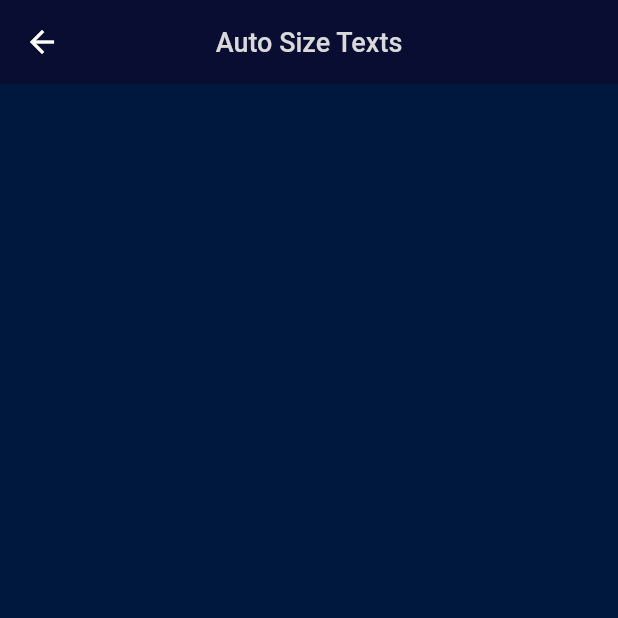
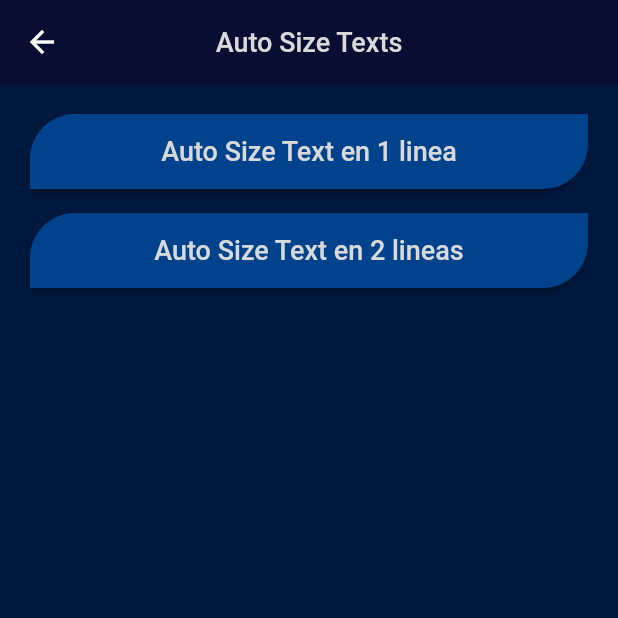
Before and after one commit to Angel1404/App-Widget-Galery, a Flutter app: the TextsPage screen opened by its route, on a phone screen of 412 x 824 dp, the top half of it. Run offline on Flutter 3.47's test engine with Material 2 defaults, Android fonts, the phone set to English and light mode, and no system bars; drawn by our look-alikes of auto_size_text; our stand-ins replace get; missing offline and left inert: flutter_syntax_view.

Commit message:
Se añadio visualizacion de AutoSizesText

```diff
--- a/lib/data/models/model_home_card.dart
+++ b/lib/data/models/model_home_card.dart
@@ -12,6 +12,6 @@ class ModelCardHome {
 final listCardHome = [
   ModelCardHome(title: 'Shows Dialogs', icon: Icons.window_rounded, route: Routes.DIALOGPAGE),
   ModelCardHome(title: 'Auto Texts', icon: Icons.text_fields_rounded, route: Routes.TEXTSPAGE),
-  ModelCardHome(title: 'Shows Dialogs', icon: Icons.window_rounded, route: Routes.DIALOGPAGE),
+  ModelCardHome(title: 'Inputs', icon: Icons.input_outlined, route: Routes.INPUTSPAGE),
   ModelCardHome(title: 'Shows Dialogs', icon: Icons.window_rounded, route: Routes.DIALOGPAGE),
 ];
--- a/lib/routes/app_pages.dart
+++ b/lib/routes/app_pages.dart
@@ -19,6 +19,10 @@ abstract class AppPages {
       page: () => const TextsPage(),
     ),
     GetPage(
+      name: Routes.INPUTSPAGE,
+      page: () => const InputsPage(),
+    ),
+    GetPage(
       name: Routes.DETAILSOURSECODE,
       page: () => DetailSourseCode(
         titleSourseCode: Get.arguments['title'],
--- a/lib/routes/app_routes.dart
+++ b/lib/routes/app_routes.dart
@@ -18,4 +18,7 @@ abstract class Routes {
 
   // ignore: constant_identifier_names
   static const DETAILSOURSECODE = '/detailSourseCode';
+
+  // ignore: constant_identifier_names
+  static const INPUTSPAGE = '/inputsPage';
 }
--- a/lib/ui/pages/Dialog Page/dialog_page.dart
+++ b/lib/ui/pages/Dialog Page/dialog_page.dart
@@ -20,10 +20,10 @@ class DialogPage extends StatelessWidget {
         ),
       ),
       body: Container(
-        margin: const EdgeInsets.only(top: 16),
+        margin: const EdgeInsets.all(20),
         height: Get.height,
         width: Get.width,
-        child: Column(
+        child: ListView(
           children: [
             ElevatedButton(
               onPressed: () {
--- a/lib/ui/pages/Home Page/home_page.dart
+++ b/lib/ui/pages/Home Page/home_page.dart
@@ -6,7 +6,7 @@ import 'package:widgets_generys/ui/theme/text_styles.dart';
 
 import '../../utils/texts_app.dart';
 import 'Widgets/cards_home.dart';
-import 'Widgets/drawe_home.dart';
+import 'Widgets/drawer_home.dart';
 
 class HomePage extends StatelessWidget {
   const HomePage({super.key});
@@ -25,6 +25,8 @@ class HomePage extends StatelessWidget {
         margin: const EdgeInsets.only(top: 16),
         height: Get.height,
         width: Get.width,
+        child: SingleChildScrollView(
+          physics: const BouncingScrollPhysics(),
           child: Wrap(
             spacing: 16,
             runSpacing: 16,
@@ -38,6 +40,7 @@ class HomePage extends StatelessWidget {
             ),
           ),
         ),
+      ),
     );
   }
 }
--- a/lib/ui/pages/Texts Page/text_page.dart
+++ b/lib/ui/pages/Texts Page/text_page.dart
@@ -1,9 +1,12 @@
 import 'package:flutter/material.dart';
 import 'package:get/get.dart';
 
+import '../../global_widgets/dialog_genery_detail.dart';
 import '../../theme/text_styles.dart';
+import '../../utils/shapes_bottons.dart';
 import '../../utils/texts_app.dart';
 import 'widgets/auto_size_text.dart';
+import 'widgets/text_widget_detail.dart';
 
 class TextsPage extends StatelessWidget {
   const TextsPage({super.key});
@@ -20,9 +23,35 @@ class TextsPage extends StatelessWidget {
       body: Container(
         height: Get.height,
         width: Get.width,
-        margin: const EdgeInsets.only(top: 16),
-        child: Column(
-          children: const [],
+        margin: const EdgeInsets.all(20),
+        child: ListView(
+          children: [
+            ElevatedButton(
+              onPressed: () {
+                showdialogGeneryDetail(
+                  context,
+                  widget: const TextWidgetBodyDetail(),
+                  codeEjem: codeStringAutosize + textWidgetBodyDetailString,
+                  titleEjemplo: titleText01Line,
+                );
+              },
+              style: ElevatedButton.styleFrom(shape: shapeSheetStyleBotton),
+              child: const AutoSizeTextApp(title: titleText01Line, textStyle: textStyleTitlesWhite),
+            ),
+            const SizedBox(height: 16),
+            ElevatedButton(
+              onPressed: () {
+                showdialogGeneryDetail(
+                  context,
+                  widget: const TextWidgetBodyDetail02(),
+                  titleEjemplo: titleText02Line,
+                  codeEjem: codeStringAutosize + textWidgetBodyDetail02String,
+                );
+              },
+              style: ElevatedButton.styleFrom(shape: shapeSheetStyleBotton),
+              child: const AutoSizeTextApp(title: titleText02Line, textStyle: textStyleTitlesWhite),
+            ),
+          ],
         ),
       ),
     );
--- /dev/null
+++ b/lib/ui/pages/Texts Page/widgets/text_widget_detail.dart
@@ -0,0 +1,136 @@
+import 'package:flutter/material.dart';
+import 'package:get/get.dart';
+import 'package:widgets_generys/ui/pages/Texts%20Page/widgets/auto_size_text.dart';
+
+class TextWidgetBodyDetail extends StatelessWidget {
+  const TextWidgetBodyDetail({super.key});
+
+  @override
+  Widget build(BuildContext context) {
+    return SizedBox(
+      height: Get.height * .3,
+      width: Get.width * .8,
+      child: Column(
+        mainAxisAlignment: MainAxisAlignment.center,
+        children: const [
+          AutoSizeTextApp(
+            title: 'Esto es una ejemplo de un texto en una linea dentro de un espacio reducido',
+            maxLines: 1,
+            textStyle: TextStyle(fontSize: 18, fontWeight: FontWeight.bold),
+          ),
+        ],
+      ),
+    );
+  }
+}
+
+class TextWidgetBodyDetail02 extends StatelessWidget {
+  const TextWidgetBodyDetail02({super.key});
+
+  @override
+  Widget build(BuildContext context) {
+    return SizedBox(
+      height: Get.height * .3,
+      width: Get.width * .8,
+      child: Column(
+        mainAxisAlignment: MainAxisAlignment.center,
+        children: const [
+          AutoSizeTextApp(
+            title: 'Esto es una ejemplo de un texto en dos lineas dentro de un espacio reducido, como ves está en dos lineas y de aqui no pasa',
+            maxLines: 2,
+            textStyle: TextStyle(fontSize: 18, fontWeight: FontWeight.bold),
+          ),
+        ],
+      ),
+    );
+  }
+}
+
+const textWidgetBodyDetailString = '''
+
+  //NOTA: ---
+  //La parte del codigo de Get.height y Get.width
+  //Se puede reemplazar por el MediaQuery.of(context).size.height o width
+  //NOTA ---
+
+class TextWidgetBodyDetail extends StatelessWidget {
+  const TextWidgetBodyDetail({super.key});
+
+  @override
+  Widget build(BuildContext context) {
+    return SizedBox(
+      height: Get.height * .3,
+      width: Get.width * .8,
+      child: Column(
+        mainAxisAlignment: MainAxisAlignment.center,
+        children: const [
+          AutoSizeTextApp(
+            title: 'Esto es una ejemplo de un texto en una linea dentro de un espacio reducido',
+            maxLines: 1,
+            textStyle: TextStyle(fontSize: 18, fontWeight: FontWeight.bold),
+          ),
+        ],
+      ),
+    );
+  }
+}
+''';
+
+const textWidgetBodyDetail02String = '''
+
+  //NOTA: ---
+  //La parte del codigo de Get.height y Get.width
+  //Se puede reemplazar por el MediaQuery.of(context).size.height o width
+  //NOTA ---
+
+
+class TextWidgetBodyDetail02 extends StatelessWidget {
+  const TextWidgetBodyDetail02({super.key});
+
+  @override
+  Widget build(BuildContext context) {
+    return SizedBox(
+      height: Get.height * .3,
+      width: Get.width * .8,
+      child: Column(
+        mainAxisAlignment: MainAxisAlignment.center,
+        children: const [
+          AutoSizeTextApp(
+            title: 'Esto es una ejemplo de un texto en dos lineas dentro de un espacio reducido, como ves está en dos lineas y de aqui no pasa',
+            maxLines: 2,
+            textStyle: TextStyle(fontSize: 18, fontWeight: FontWeight.bold),
+          ),
+        ],
+      ),
+    );
+  }
+}
+
+''';
+
+const codeStringAutosize = '''
+
+class AutoSizeTextApp extends StatelessWidget {
+  const AutoSizeTextApp({super.key, required this.title, this.textStyle, this.textAlign, this.minFontSize, this.maxLines, this.fontSize});
+  final String title;
+  final TextStyle? textStyle;
+  final TextAlign? textAlign;
+  final double? minFontSize;
+  final int? maxLines;
+  final double? fontSize;
+  @override
+  Widget build(BuildContext context) {
+    return AutoSizeText(
+      title,
+      style: textStyle ?? const TextStyle(color: Colors.black87, fontSize: 16),
+      softWrap: true,
+      maxLines: maxLines ?? 3,
+      textAlign: textAlign ?? TextAlign.center,
+      minFontSize: minFontSize ?? 10,
+      stepGranularity: minFontSize ?? 10,
+      overflow: TextOverflow.ellipsis,
+    );
+  }
+}
+
+''';
--- a/lib/ui/utils/texts_app.dart
+++ b/lib/ui/utils/texts_app.dart
@@ -5,3 +5,7 @@ const showdialogClipNoneText = 'Show Dialog Clip None';
 
 const titleTextPage = 'Auto Size Texts';
 const titleDetailSourseCode = 'Codigo fuente : ';
+
+const titleInpustPage = 'Inputs';
+const titleText01Line = 'Auto Size Text en 1 linea';
+const titleText02Line = 'Auto Size Text en 2 lineas';
--- a/lib/z_routes_pages.dart
+++ b/lib/z_routes_pages.dart
@@ -7,3 +7,6 @@ export './ui/pages/Dialog%20Page/dialog_page.dart';
 
 //TextPages
 export './ui/pages/Texts%20Page/text_page.dart';
+
+//Inpust Page
+export './ui/pages/Inputs/inputs_page.dart';
```
Also changed, not shown: lib/ui/global_widgets/dialog_genery_detail.dart (added, +38 -0 lines), lib/ui/pages/Inputs/inputs_page.dart (added, +29 -0 lines), lib/ui/pages/Home Page/Widgets/drawer_home.dart (renamed from lib/ui/pages/Home Page/Widgets/drawe_home.dart). Lines whose indentation alone changed are shown as unchanged.
